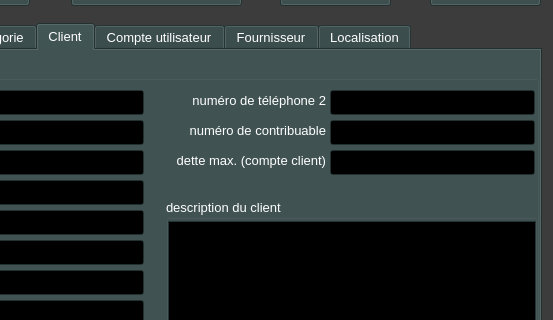
Qt form ui/yeroth-erp-admin-modifier-window.ui (xnoumbissinoundou/yeroth-erp-3.0) before a commit; both pictures show x 247 to 800 and y 125 to 445 of the 800 by 600 pixel window.
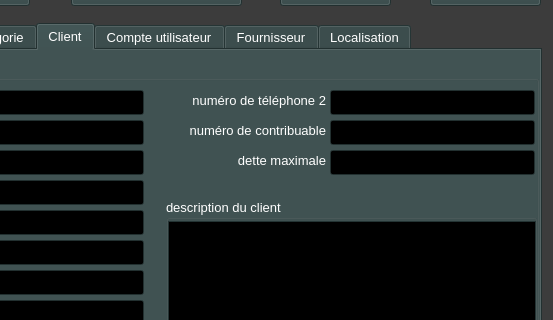
The same form after that commit. The open tabs and pages were chosen to show the change. Icons and pictures are not drawn. Custom widgets are drawn as their Qt base class.

The edit to the form file:
```diff
--- a/ui/yeroth-erp-admin-modifier-window.ui
+++ b/ui/yeroth-erp-admin-modifier-window.ui
@@ -6050,7 +6050,7 @@
         </rect>
        </property>
        <property name="text">
-        <string>dette max. (compte client)</string>
+        <string>dette maximale</string>
        </property>
        <property name="alignment">
         <set>Qt::AlignRight|Qt::AlignTrailing|Qt::AlignVCenter</set>
```
